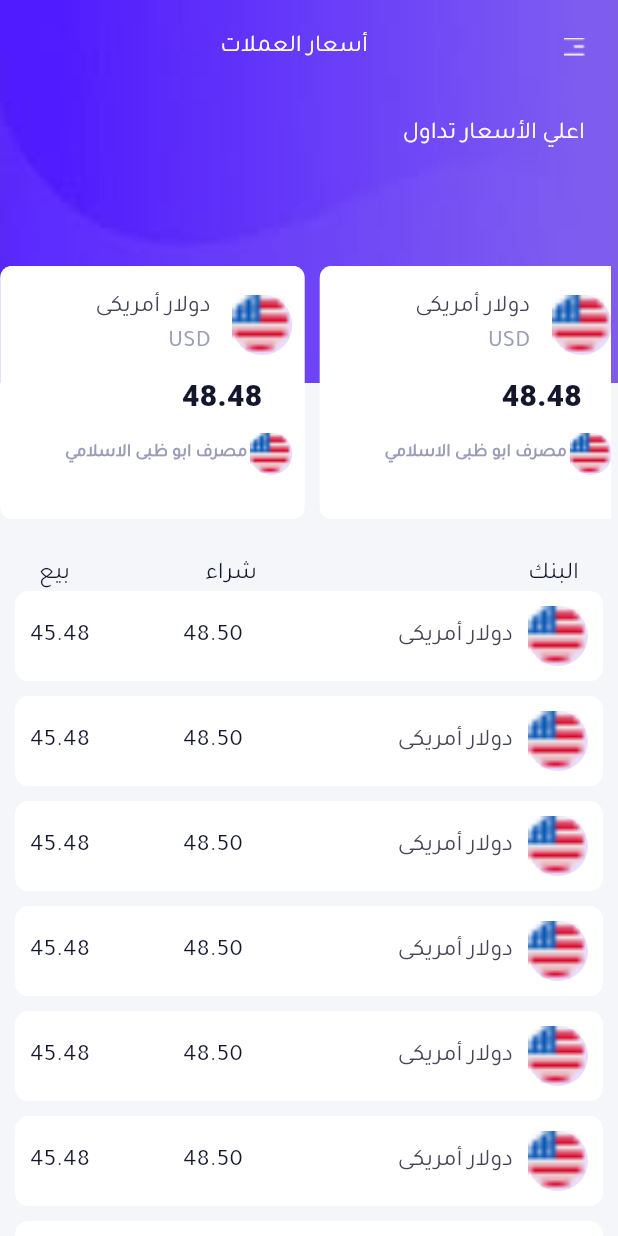
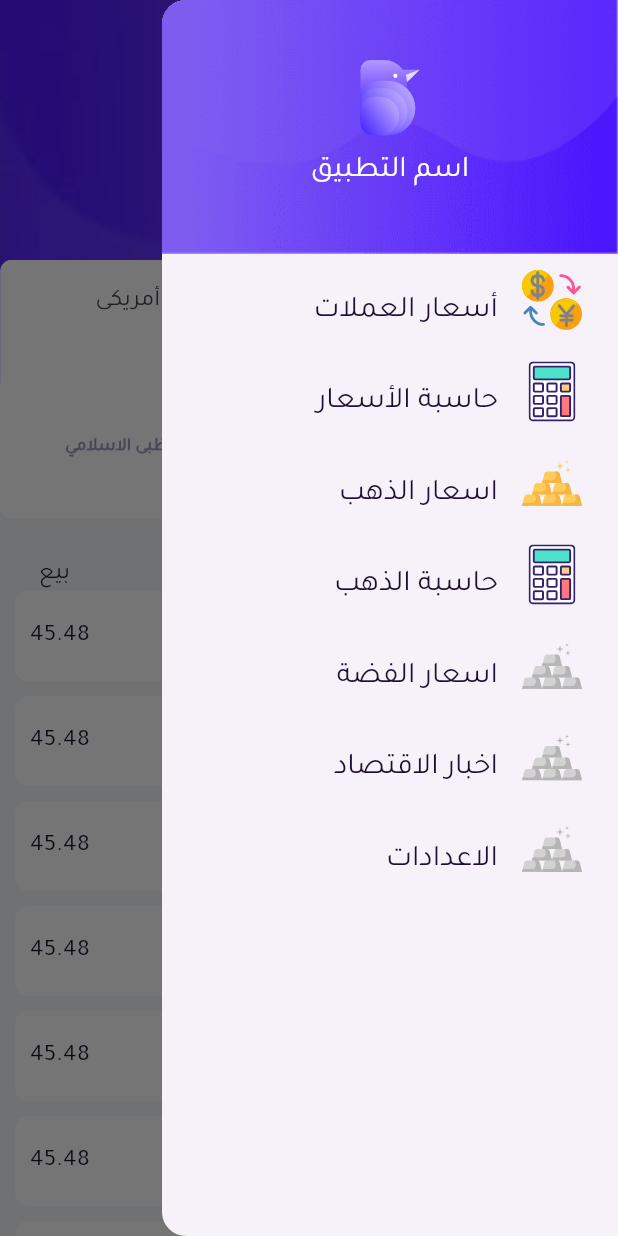
Before and after one commit to mohamedamr77/Currencies, a Flutter app: the DashboardScreen screen opened directly, with the side drawer open (before the commit the screen has no drawer), on a phone screen of 412 x 824 dp. Run offline on Flutter 3.47's test engine with Material 3 defaults, Android fonts, the phone set to English and light mode, and no system bars; our stand-ins replace flutter_svg.

Commit message:
finish ui  drawer

```diff
--- a/lib/core/image.dart
+++ b/lib/core/image.dart
@@ -4,4 +4,12 @@ class ImageApp{
   static const String appBarBGDetailsImage="assets/images/BG Detials Screen .png";
   static const String americaImage="assets/images/amreica.png";
   static const String calculatorImage="assets/images/svg/calculator.svg";
+
+  static const String brideDrawerImage="assets/images/svg/bride drawar.svg";
+  static const String exchangeRatesImage="assets/images/svg/Exchange Rates.svg";
+  static const String goldPricesImage="assets/images/svg/gold Prices.svg";
+  static const String priceCalculatorImage="assets/images/svg/Price calculator.svg";
+  static const String silverPricesImage="assets/images/svg/Silver prices.svg";
+
+
 }
--- a/lib/core/text.dart
+++ b/lib/core/text.dart
@@ -1,8 +1,19 @@
 class TextApp{
+
   static const String titleCenterDashboard="أسعار العملات";
   static const String highestTradingPrices="اعلي الأسعار تداول";
   static const String bankText= "البنك";
   static const String sellingText= "شراء";
   static const String buyingText= "بيع";
   static const String translateText= "تحويل";
+
+  static const String priceCalculatorText= "حاسبة الأسعار";
+  static const String goldPricesText= "اسعار الذهب";
+  static const String goldCalculatorText= "حاسبة الذهب";
+  static const String silverPricesText= "اسعار الفضة";
+  static const String economicNewsText= "اخبار الاقتصاد";
+  static const String settingText= "الاعدادات";
+  static const String nameAppText= "اسم التطبيق";
+
+
 }
--- /dev/null
+++ b/lib/features/Dashboard/model/drawer_listview_mode;.dart
@@ -0,0 +1,11 @@
+class DrawerModel{
+  final String image;
+  final String title;
+  DrawerModel(
+  {
+    required this.image,
+    required this.title,
+
+}
+      );
+}
--- /dev/null
+++ b/lib/features/Dashboard/model/list_drawer_item.dart
@@ -0,0 +1,14 @@
+import 'package:digitaltransactions/core/image.dart';
+import 'package:digitaltransactions/core/text.dart';
+
+import 'drawer_listview_mode;.dart';
+
+List<DrawerModel> drawerList=[
+  DrawerModel(image: ImageApp.exchangeRatesImage, title: TextApp.titleCenterDashboard),
+  DrawerModel(image: ImageApp.priceCalculatorImage, title: TextApp.priceCalculatorText),
+  DrawerModel(image: ImageApp.goldPricesImage, title: TextApp.goldPricesText),
+  DrawerModel(image: ImageApp.priceCalculatorImage, title: TextApp.goldCalculatorText),
+  DrawerModel(image: ImageApp.silverPricesImage, title: TextApp.silverPricesText),
+  DrawerModel(image: ImageApp.silverPricesImage, title: TextApp.economicNewsText),
+  DrawerModel(image: ImageApp.silverPricesImage, title: TextApp.settingText),
+];
--- a/lib/features/Dashboard/screen.dart
+++ b/lib/features/Dashboard/screen.dart
@@ -1,5 +1,6 @@
 import 'package:digitaltransactions/core/color.dart';
 import 'package:digitaltransactions/features/Dashboard/views/widgets/dashboard_body.dart';
+import 'package:digitaltransactions/features/Dashboard/views/widgets/drawerBody.dart';
 import 'package:flutter/material.dart';
 class DashboardScreen extends StatefulWidget {
   const DashboardScreen({super.key});
@@ -13,6 +14,9 @@ class _DashboardScreenState extends State<DashboardScreen> {
   Widget build(BuildContext context) {
     return const Scaffold(
       backgroundColor: ColorApp.backgroundColor,
+      endDrawer: Drawer(
+        child: DrawerBody(),
+      ),
       body:  DashboardBody(),
     );
   }
--- /dev/null
+++ b/lib/features/Dashboard/views/widgets/body_listview_drawar.dart
@@ -0,0 +1,31 @@
+import 'package:flutter/material.dart';
+import 'package:flutter_svg/svg.dart';
+import '../../../../core/image.dart';
+import '../../../../core/text.dart';
+import '../../../../core/textstyle.dart';
+import '../../model/list_drawer_item.dart';
+
+class BodyListViewDrawer extends StatelessWidget {
+  const BodyListViewDrawer({super.key, required this.index});
+   final int index;
+  @override
+  Widget build(BuildContext context) {
+    return ListTile(
+      trailing: SvgPicture.asset(drawerList[index].image,
+        height: 40,
+        width:40,
+      ),
+      title: Padding(
+        padding: const EdgeInsets.only(top: 15),
+        child: Text(drawerList[index].title,
+          textAlign: TextAlign.right,
+          style: CustomTextStyle(
+            fontSize: 20,
+            fontFamily: "Tajawal",
+            color: Color(0xff200e32),
+          ),
+        ),
+      ),
+    );
+  }
+}
--- a/lib/features/Dashboard/views/widgets/custom_appbar.dart
+++ b/lib/features/Dashboard/views/widgets/custom_appbar.dart
@@ -1,6 +1,7 @@
 import 'package:digitaltransactions/core/textstyle.dart';
 import 'package:flutter/cupertino.dart';
 import 'package:flutter/material.dart';
+import 'package:flutter/widgets.dart';
 import '../../../../core/color.dart';
 import '../../../../core/image.dart';
 import '../../../../core/text.dart';
@@ -25,11 +26,11 @@ class CustomAppbar extends StatelessWidget {
                   fit: BoxFit.fill,
                 ),
               ),
-              child:const Column(
+              child: Column(
                 children: [
                   SafeArea(
                     child: Padding(
-                      padding: EdgeInsets.only(left: 16, right: 22, top: 20),
+                      padding: EdgeInsets.only(left: 16, right: 10, top: 5),
                       child: Row(
                         mainAxisAlignment: MainAxisAlignment.center,
                         children: [
@@ -45,14 +46,25 @@ class CustomAppbar extends StatelessWidget {
                               )
                             ),
                           ),
-                          Image(image: AssetImage(ImageApp.actionDashboardImage),
+                          GestureDetector(
+                            onTap: (){
+                              Scaffold.of(context).openEndDrawer();
+                            },
+
+                            child: SizedBox(
+                              height: 60,
+                              width: 60,
+                              child: Image(image: AssetImage(ImageApp.actionDashboardImage),
+
+                              ),
+                            ),
                           ),
                         ],
                       ),
                     ),
                   ),
                   Padding(
-                    padding: EdgeInsets.only(right: 22,top: 35),
+                    padding: EdgeInsets.only(right: 22 , top: 8),
                     child: Align(
                       alignment: Alignment.centerRight,
                       child: Text(
@@ -73,7 +85,7 @@ class CustomAppbar extends StatelessWidget {
               right: 5,
               left: 0.1, // Ensure the containers are centered horizontally
               child: SizedBox(
-                height: MediaQuery.sizeOf(context).height*0.205,
+                height: MediaQuery.sizeOf(context).height*0.21,
                 child: ListView.separated(
                   scrollDirection: Axis.horizontal,
                     itemBuilder: (context, index) =>    const CustomContainerHighestTradingPrices(),
--- /dev/null
+++ b/lib/features/Dashboard/views/widgets/drawerBody.dart
@@ -0,0 +1,62 @@
+import 'package:digitaltransactions/core/image.dart';
+import 'package:digitaltransactions/core/text.dart';
+import 'package:digitaltransactions/core/textstyle.dart';
+import 'package:digitaltransactions/features/Dashboard/model/list_drawer_item.dart';
+import 'package:flutter/material.dart';
+import 'package:flutter_svg/flutter_svg.dart';
+
+import 'body_listview_drawar.dart';
+
+class DrawerBody extends StatelessWidget {
+  const DrawerBody({super.key});
+
+  @override
+  Widget build(
+      BuildContext context) {
+    return Column(
+      children: [
+        Container(
+          alignment: Alignment.center,
+          width: double.infinity,
+          padding: EdgeInsets.all(40),
+          decoration: BoxDecoration(
+            image: DecorationImage(
+                image: AssetImage(
+                  ImageApp.appBarBGDetailsImage,
+                ),
+              fit: BoxFit.fill
+            )
+          ),
+          child: Column(
+            mainAxisAlignment: MainAxisAlignment.center,
+            children: [
+              SvgPicture.asset(ImageApp.brideDrawerImage),
+              SizedBox(height: 10),
+              Text(TextApp.nameAppText,
+              style: CustomTextStyle(
+                fontSize: 20,
+                fontFamily: "Tajawal",
+                color: Colors.white,
+              ),
+              ),
+            ],
+          ),
+        ),
+        ListView.builder(
+          shrinkWrap: true,
+          itemBuilder: (context, index) => BodyListViewDrawer(index: index,),
+         itemCount: drawerList.length,
+        )
+      ],
+    );
+  }
+}
+/*
+LinearGradient(
+              colors: [
+                Color(0xff8160ef),
+                Color(0xff3a00fa),
+
+              ],
+            ),
+ */
--- a/lib/features/onboarding/views/screen.dart
+++ b/lib/features/onboarding/views/screen.dart
@@ -88,27 +88,3 @@ class _OnBoardingScreenState extends State<OnBoardingScreen>
     );
   }
 }
-/*
-Center(
-            child: Container(
-              margin: EdgeInsets.only(top: 100),
-              padding: EdgeInsets.all(20),
-              height: 130,
-              width: 130,// Use animated width
-              decoration: BoxDecoration(
-                color: Colors.white,
-                borderRadius: BorderRadius.only(
-                  topRight: Radius.circular(100),
-                  bottomRight: Radius.circular(100),
-                ),
-              ),
-              child: ScaleTransition(
-                scale: _scaleAnimation,
-                child: SvgPicture.asset(
-                  "assets/images/svg/bride.svg",
-                  width: _widthAnimation.value,
-                ),
-              ),
-            ),
-          ),
- */
--- a/lib/main.dart
+++ b/lib/main.dart
@@ -10,12 +10,11 @@ void main(){
 }
 class MyApp extends StatelessWidget{
   const MyApp({super.key});
-
   @override
   Widget build(BuildContext context) {
     return const MaterialApp(
       debugShowCheckedModeBanner: false,
-      home: OnBoardingScreen(),
+      home: DashboardScreen(),
     );
   }
 
```
Also changed, not shown: assets/images/svg/Exchange Rates.svg (added), assets/images/svg/Price calculator.svg (added), assets/images/svg/Silver prices.svg (added), assets/images/svg/bride drawar.svg (added), assets/images/svg/gold Prices.svg (added).
